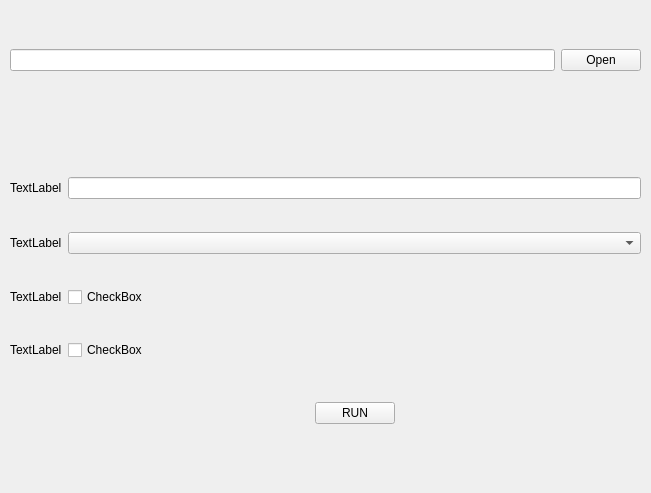
First picture: the form in runner/ui/runsim.ui, repository ulanich/sim-runner, before the edit.
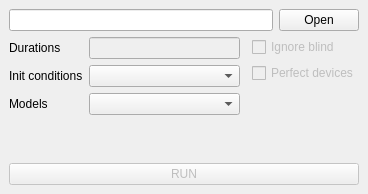
Second picture: the form after the edit.

Commit message: - иная форма layout - выбор моделей - disable кнопок

```diff
--- a/runner/ui/runsim.ui
+++ b/runner/ui/runsim.ui
@@ -6,149 +6,120 @@
    <rect>
     <x>0</x>
     <y>0</y>
-    <width>651</width>
-    <height>493</height>
+    <width>368</width>
+    <height>194</height>
    </rect>
   </property>
   <property name="windowTitle">
    <string>LeoSimRunner</string>
   </property>
   <widget class="QWidget" name="centralwidget">
-   <widget class="QWidget" name="gridLayoutWidget">
-    <property name="geometry">
-     <rect>
-      <x>10</x>
-      <y>150</y>
-      <width>631</width>
-      <height>311</height>
-     </rect>
-    </property>
     <layout class="QGridLayout" name="gridLayout">
-     <item row="2" column="1">
+    <item row="0" column="0" colspan="2">
+     <layout class="QHBoxLayout" name="horizontalLayout_2">
+      <item>
+       <widget class="QLineEdit" name="l_open"/>
+      </item>
+      <item>
+       <widget class="QPushButton" name="b_open">
+        <property name="text">
+         <string>Open</string>
+        </property>
+       </widget>
+      </item>
+     </layout>
+    </item>
+    <item row="1" column="1">
+     <layout class="QFormLayout" name="formLayout_2">
+      <item row="0" column="1">
       <widget class="QCheckBox" name="ch_ignore_blind">
-       <property name="text">
-        <string>CheckBox</string>
-       </property>
-      </widget>
-     </item>
-     <item row="2" column="0">
-      <widget class="QLabel" name="l_ignore_blind">
+        <property name="enabled">
+         <bool>false</bool>
+        </property>
+        <property name="layoutDirection">
+         <enum>Qt::LeftToRight</enum>
+        </property>
+        <property name="autoFillBackground">
+         <bool>false</bool>
+        </property>
        <property name="text">
-        <string>TextLabel</string>
+         <string>Ignore blind</string>
        </property>
       </widget>
      </item>
-     <item row="3" column="0">
-      <widget class="QLabel" name="l_perfect_device">
+      <item row="1" column="1">
+       <widget class="QCheckBox" name="ch_perfect_device">
+        <property name="enabled">
+         <bool>false</bool>
+        </property>
        <property name="text">
-        <string>TextLabel</string>
+         <string>Perfect devices</string>
        </property>
       </widget>
      </item>
-     <item row="5" column="0">
-      <spacer name="verticalSpacer">
-       <property name="orientation">
-        <enum>Qt::Vertical</enum>
-       </property>
-       <property name="sizeType">
-        <enum>QSizePolicy::Maximum</enum>
-       </property>
-       <property name="sizeHint" stdset="0">
-        <size>
-         <width>20</width>
-         <height>40</height>
-        </size>
-       </property>
-      </spacer>
-     </item>
-     <item row="5" column="1">
-      <layout class="QGridLayout" name="gridLayout_2">
-       <item row="0" column="1">
+     </layout>
+    </item>
+    <item row="2" column="0" colspan="2">
         <widget class="QPushButton" name="run_button">
+      <property name="enabled">
+       <bool>false</bool>
+      </property>
          <property name="text">
           <string>RUN</string>
          </property>
         </widget>
        </item>
-       <item row="0" column="0">
-        <spacer name="horizontalSpacer">
-         <property name="orientation">
-          <enum>Qt::Horizontal</enum>
-         </property>
-         <property name="sizeHint" stdset="0">
-          <size>
-           <width>40</width>
-           <height>20</height>
-          </size>
-         </property>
-        </spacer>
-       </item>
-       <item row="0" column="2">
-        <spacer name="horizontalSpacer_2">
-         <property name="orientation">
-          <enum>Qt::Horizontal</enum>
-         </property>
-         <property name="sizeHint" stdset="0">
-          <size>
-           <width>40</width>
-           <height>20</height>
-          </size>
-         </property>
-        </spacer>
-       </item>
-      </layout>
-     </item>
-     <item row="3" column="1">
-      <widget class="QCheckBox" name="ch_perfect_device">
-       <property name="text">
-        <string>CheckBox</string>
-       </property>
-      </widget>
-     </item>
      <item row="1" column="0">
-      <widget class="QLabel" name="l_init_cond">
-       <property name="text">
-        <string>TextLabel</string>
-       </property>
-      </widget>
-     </item>
-     <item row="0" column="1">
-      <widget class="QLineEdit" name="l_duration_2"/>
-     </item>
+     <layout class="QFormLayout" name="formLayout">
+      <property name="sizeConstraint">
+       <enum>QLayout::SetMaximumSize</enum>
+      </property>
+      <property name="fieldGrowthPolicy">
+       <enum>QFormLayout::AllNonFixedFieldsGrow</enum>
+      </property>
+      <property name="rowWrapPolicy">
+       <enum>QFormLayout::WrapLongRows</enum>
+      </property>
      <item row="0" column="0">
       <widget class="QLabel" name="l_duration">
        <property name="text">
-        <string>TextLabel</string>
+         <string>Durations</string>
+        </property>
+       </widget>
+      </item>
+      <item row="0" column="1">
+       <widget class="QLineEdit" name="l_duration_2">
+        <property name="enabled">
+         <bool>false</bool>
+        </property>
+        <property name="clearButtonEnabled">
+         <bool>false</bool>
+        </property>
+       </widget>
+      </item>
+      <item row="1" column="0">
+       <widget class="QLabel" name="l_init_cond">
+        <property name="text">
+         <string>Init conditions</string>
        </property>
       </widget>
      </item>
      <item row="1" column="1">
       <widget class="QComboBox" name="comboBox"/>
      </item>
-    </layout>
-   </widget>
-   <widget class="QWidget" name="horizontalLayoutWidget">
-    <property name="geometry">
-     <rect>
-      <x>10</x>
-      <y>10</y>
-      <width>631</width>
-      <height>101</height>
-     </rect>
-    </property>
-    <layout class="QHBoxLayout" name="horizontalLayout_2">
-     <item>
-      <widget class="QLineEdit" name="l_open"/>
-     </item>
-     <item>
-      <widget class="QPushButton" name="b_open">
+      <item row="2" column="0">
+       <widget class="QLabel" name="t_models">
        <property name="text">
-        <string>Open</string>
+         <string>Models</string>
        </property>
       </widget>
      </item>
-    </layout>
-   </widget>
+      <item row="2" column="1">
+       <widget class="QComboBox" name="comboBox_2"/>
+      </item>
+     </layout>
+    </item>
+   </layout>
   </widget>
   <widget class="QMenuBar" name="menubar">
    <property name="geometry">
```
Left out of the diff: 2 changed lines with no effect on the pictures. Lines whose indentation alone changed are shown as unchanged. The commit also changes 2 other files.
